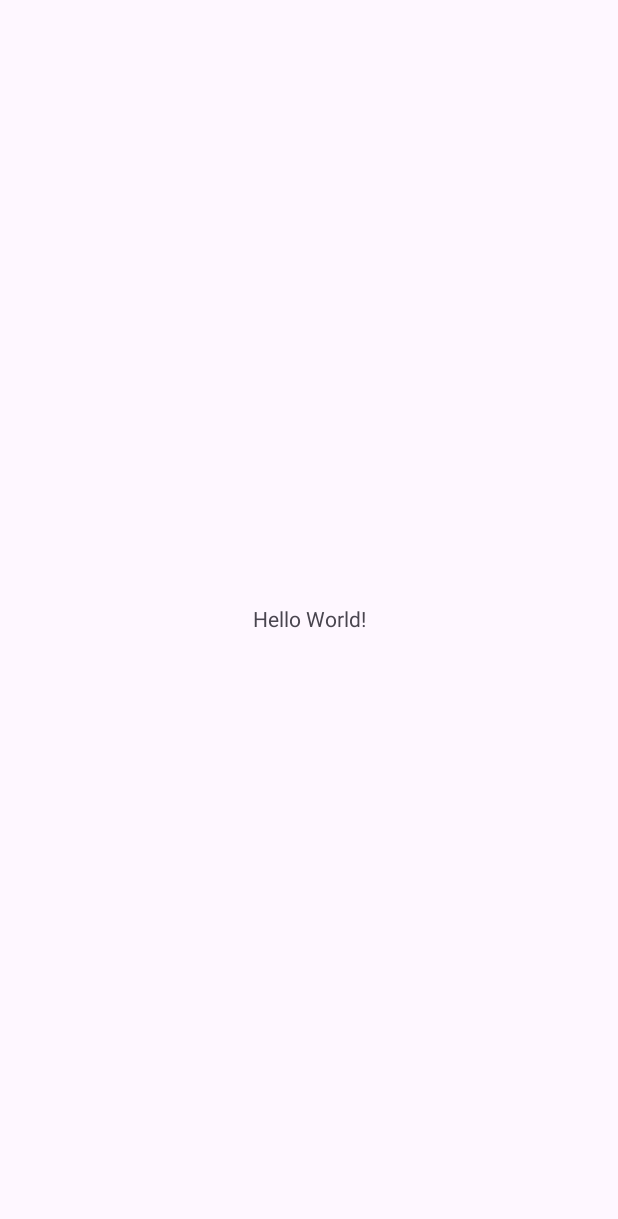
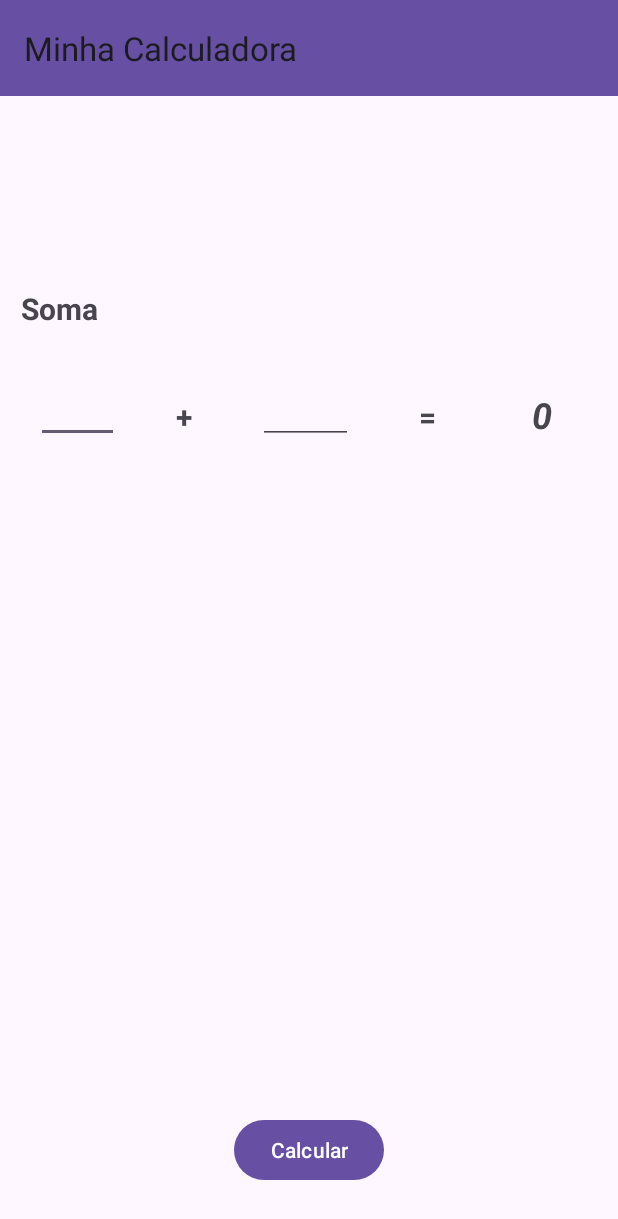
Before and after one commit to oprimogus/myCalculator, an Android app: the screen it shows after launch (MainActivity), on a phone screen of 412 x 824 dp. Before the commit the part shown is almost empty. Shown: the top 1219 px of the screen. Run offline under Robolectric (Android 15) with nearby library versions, the phone set to English and light mode, and no system bars.

Commit message:
feat: create a simple sum calculator

```diff
--- a/app/build.gradle.kts
+++ b/app/build.gradle.kts
@@ -33,6 +33,7 @@ dependencies {
     implementation("androidx.appcompat:appcompat:1.6.1")
     implementation("com.google.android.material:material:1.9.0")
     implementation("androidx.constraintlayout:constraintlayout:2.1.4")
+    implementation ("com.google.android.material:material:1.5.0")
     testImplementation("junit:junit:4.13.2")
     androidTestImplementation("androidx.test.ext:junit:1.1.5")
     androidTestImplementation("androidx.test.espresso:espresso-core:3.5.1")
--- a/app/src/main/java/com/example/mycalculator/MainActivity.java
+++ b/app/src/main/java/com/example/mycalculator/MainActivity.java
@@ -1,14 +1,45 @@
 package com.example.mycalculator;
 
 import androidx.appcompat.app.AppCompatActivity;
+import androidx.appcompat.widget.Toolbar;
 
 import android.os.Bundle;
+import android.view.View;
+import android.widget.Button;
+import android.widget.EditText;
+import android.widget.TextView;
 
 public class MainActivity extends AppCompatActivity {
+
+    private EditText firstNumberEditTextSum, secondNumberEditTextSum;
+    private Button calculateButton;
+    private TextView resultTextViewSum;
+
+
 
     @Override
     protected void onCreate(Bundle savedInstanceState) {
         super.onCreate(savedInstanceState);
         setContentView(R.layout.activity_main);
+
+        Toolbar toolbar = findViewById(R.id.toolbar);
+        setSupportActionBar(toolbar);
+
+        getSupportActionBar().setTitle("Minha Calculadora");
+
+        firstNumberEditTextSum = findViewById(R.id.editTextNumberDecimal_firstNumberSum);
+        secondNumberEditTextSum = findViewById(R.id.editTextNumberDecimal4_SecondNumberSum);
+        calculateButton = findViewById(R.id.button_calculate);
+        resultTextViewSum = findViewById(R.id.textView5_SumResult);
+
+        calculateButton.setOnClickListener(new View.OnClickListener() {
+            @Override
+            public void onClick(View v) {
+                double num1 = Double.parseDouble(firstNumberEditTextSum.getText().toString());
+                double num2 = Double.parseDouble(secondNumberEditTextSum.getText().toString());
+                double sum = num1 + num2;
+                resultTextViewSum.setText(String.valueOf(sum));
+            }
+        });
     }
 }
--- a/app/src/main/res/layout/activity_main.xml
+++ b/app/src/main/res/layout/activity_main.xml
@@ -6,13 +6,124 @@
     android:layout_height="match_parent"
     tools:context=".MainActivity">
 
+    <com.google.android.material.appbar.AppBarLayout
+        android:id="@+id/appBarLayout"
+        android:layout_width="match_parent"
+        android:layout_height="wrap_content">
+
+        <androidx.appcompat.widget.Toolbar
+            android:id="@+id/toolbar"
+            android:layout_width="match_parent"
+            android:layout_height="?attr/actionBarSize"
+            android:background="?attr/colorPrimary"
+            android:visibility="visible"
+            app:layout_constraintBottom_toBottomOf="parent"
+            app:layout_constraintTop_toTopOf="parent"
+            app:layout_constraintVertical_bias="0.0"
+            tools:layout_editor_absoluteX="-95dp"
+            tools:visibility="visible" />
+
+    </com.google.android.material.appbar.AppBarLayout>
+
+    <EditText
+        android:id="@+id/editTextNumberDecimal_firstNumberSum"
+        android:layout_width="55dp"
+        android:layout_height="43dp"
+        android:layout_marginStart="24dp"
+        android:layout_marginTop="32dp"
+        android:ems="10"
+        android:inputType="numberDecimal"
+        app:layout_constraintEnd_toStartOf="@+id/editTextNumberDecimal4_SecondNumberSum"
+        app:layout_constraintHorizontal_bias="0.0"
+        app:layout_constraintStart_toStartOf="parent"
+        app:layout_constraintTop_toBottomOf="@+id/textView_soma" />
+
+    <EditText
+        android:id="@+id/editTextNumberDecimal4_SecondNumberSum"
+        android:layout_width="63dp"
+        android:layout_height="44dp"
+        android:layout_marginStart="172dp"
+        android:layout_marginTop="32dp"
+        android:ems="10"
+        android:inputType="numberDecimal"
+        app:layout_constraintBottom_toBottomOf="parent"
+        app:layout_constraintStart_toStartOf="parent"
+        app:layout_constraintTop_toBottomOf="@+id/textView_soma"
+        app:layout_constraintVertical_bias="0.0" />
+
     <TextView
+        android:id="@+id/textView_soma"
+        android:layout_width="79dp"
+        android:layout_height="28dp"
+        android:layout_marginTop="128dp"
+        android:text="Soma"
+        android:textAlignment="center"
+        android:textSize="20sp"
+        android:textStyle="bold"
+        android:typeface="normal"
+        app:layout_constraintTop_toBottomOf="@+id/appBarLayout"
+        tools:layout_editor_absoluteX="-1dp" />
+
+    <Button
+        android:id="@+id/button_calculate"
         android:layout_width="wrap_content"
         android:layout_height="wrap_content"
-        android:text="Hello World!"
+        android:layout_marginBottom="24dp"
+        android:text="Calcular"
         app:layout_constraintBottom_toBottomOf="parent"
         app:layout_constraintEnd_toEndOf="parent"
         app:layout_constraintStart_toStartOf="parent"
-        app:layout_constraintTop_toTopOf="parent" />
+        app:layout_constraintTop_toBottomOf="@+id/appBarLayout"
+        app:layout_constraintVertical_bias="0.986" />
+
+    <TextView
+        android:id="@+id/textView3_equalSum"
+        android:layout_width="34dp"
+        android:layout_height="24dp"
+        android:layout_marginStart="28dp"
+        android:layout_marginTop="44dp"
+        android:text="="
+        android:textAlignment="center"
+        android:textSize="20sp"
+        android:textStyle="bold"
+        app:layout_constraintBottom_toBottomOf="parent"
+        app:layout_constraintEnd_toEndOf="parent"
+        app:layout_constraintHorizontal_bias="0.043"
+        app:layout_constraintStart_toEndOf="@+id/editTextNumberDecimal4_SecondNumberSum"
+        app:layout_constraintTop_toBottomOf="@+id/textView_soma"
+        app:layout_constraintVertical_bias="0.0" />
+
+    <TextView
+        android:id="@+id/textView4_SumSimbol"
+        android:layout_width="48dp"
+        android:layout_height="24dp"
+        android:layout_marginTop="44dp"
+        android:layout_marginEnd="16dp"
+        android:text="+"
+        android:textAlignment="center"
+        android:textSize="20sp"
+        android:textStyle="bold"
+        app:layout_constraintBottom_toBottomOf="parent"
+        app:layout_constraintEnd_toStartOf="@+id/editTextNumberDecimal4_SecondNumberSum"
+        app:layout_constraintHorizontal_bias="0.682"
+        app:layout_constraintStart_toEndOf="@+id/editTextNumberDecimal_firstNumberSum"
+        app:layout_constraintTop_toBottomOf="@+id/textView_soma"
+        app:layout_constraintVertical_bias="0.0" />
+
+    <TextView
+        android:id="@+id/textView5_SumResult"
+        android:layout_width="76dp"
+        android:layout_height="34dp"
+        android:layout_marginStart="20dp"
+        android:layout_marginTop="40dp"
+        android:text="0"
+        android:textAlignment="center"
+        android:textSize="24sp"
+        android:textStyle="bold|italic"
+        app:layout_constraintEnd_toEndOf="parent"
+        app:layout_constraintHorizontal_bias="0.111"
+        app:layout_constraintStart_toEndOf="@+id/textView3_equalSum"
+        app:layout_constraintTop_toBottomOf="@+id/textView_soma" />
+
 
 </androidx.constraintlayout.widget.ConstraintLayout>
```
